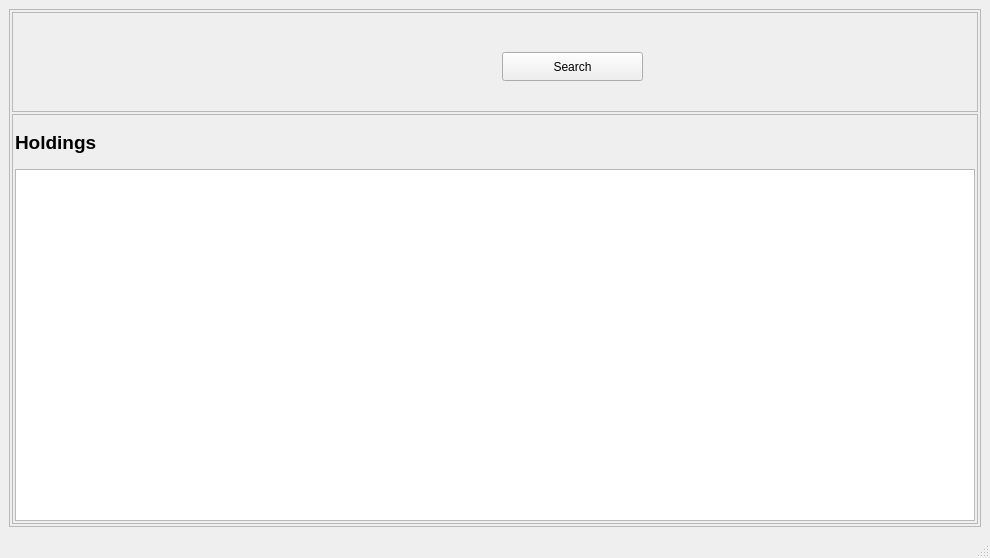
Old version of the form UIFiles/holdings.ui in the repository ShubhamMandavkar/TYLiveProjectt-StockAutomationSystem.
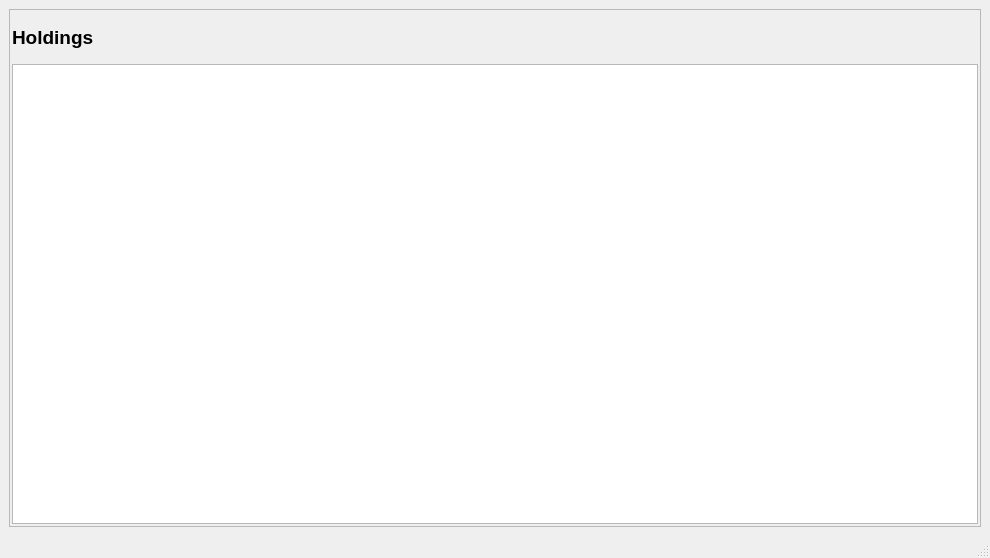
New version of the form.

Commit message: changed ui files- remove the navigation panel from all pages except home page

```diff
--- a/UIFiles/holdings.ui
+++ b/UIFiles/holdings.ui
@@ -16,65 +16,6 @@
   <widget class="QWidget" name="centralwidget">
    <layout class="QHBoxLayout" name="horizontalLayout">
     <item>
-     <widget class="QFrame" name="frame_2">
-      <property name="frameShape">
-       <enum>QFrame::StyledPanel</enum>
-      </property>
-      <property name="frameShadow">
-       <enum>QFrame::Raised</enum>
-      </property>
-      <layout class="QVBoxLayout" name="verticalLayout">
-       <property name="spacing">
-        <number>2</number>
-       </property>
-       <property name="leftMargin">
-        <number>2</number>
-       </property>
-       <property name="topMargin">
-        <number>2</number>
-       </property>
-       <property name="rightMargin">
-        <number>2</number>
-       </property>
-       <property name="bottomMargin">
-        <number>2</number>
-       </property>
-       <item>
-        <widget class="QFrame" name="frame">
-         <property name="minimumSize">
-          <size>
-           <width>0</width>
-           <height>100</height>
-          </size>
-         </property>
-         <property name="maximumSize">
-          <size>
-           <width>16777215</width>
-           <height>100</height>
-          </size>
-         </property>
-         <property name="frameShape">
-          <enum>QFrame::StyledPanel</enum>
-         </property>
-         <property name="frameShadow">
-          <enum>QFrame::Raised</enum>
-         </property>
-         <widget class="QPushButton" name="btnSearch">
-          <property name="geometry">
-           <rect>
-            <x>490</x>
-            <y>40</y>
-            <width>141</width>
-            <height>29</height>
-           </rect>
-          </property>
-          <property name="text">
-           <string>Search</string>
-          </property>
-         </widget>
-        </widget>
-       </item>
-       <item>
         <widget class="QFrame" name="frame_4">
          <property name="frameShape">
           <enum>QFrame::StyledPanel</enum>
@@ -137,9 +78,6 @@
             <attribute name="verticalHeaderVisible">
              <bool>false</bool>
             </attribute>
-           </widget>
-          </item>
-         </layout>
         </widget>
        </item>
       </layout>
```
Lines whose indentation alone changed are shown as unchanged. The commit also changes 14 other files.
